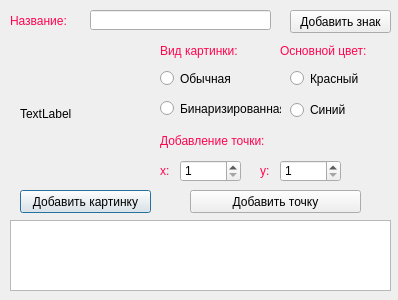
Before: the Qt Designer form Add_sign.ui in MakarenkoArtem/Open-CV-Project, drawn with Qt 5.
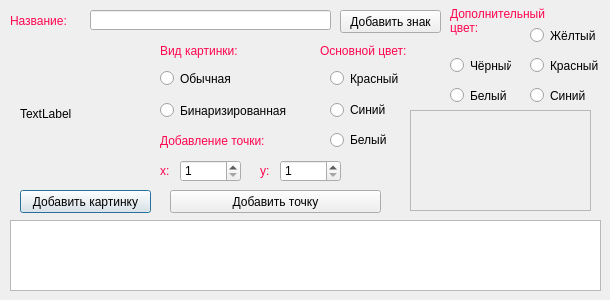
After: the same form once the commit is applied.

What changed in the file:
```diff
--- a/Add_sign.ui
+++ b/Add_sign.ui
@@ -6,7 +6,7 @@
    <rect>
     <x>0</x>
     <y>0</y>
-    <width>398</width>
+    <width>610</width>
     <height>300</height>
    </rect>
   </property>
@@ -31,7 +31,7 @@
     <rect>
      <x>90</x>
      <y>10</y>
-     <width>181</width>
+     <width>241</width>
      <height>20</height>
     </rect>
    </property>
@@ -87,8 +87,8 @@
     <rect>
      <x>160</x>
      <y>100</y>
-     <width>121</width>
-     <height>17</height>
+     <width>131</width>
+     <height>21</height>
     </rect>
    </property>
    <property name="text">
@@ -118,7 +118,7 @@
   <widget class="QLabel" name="label_4">
    <property name="geometry">
     <rect>
-     <x>280</x>
+     <x>320</x>
      <y>40</y>
      <width>121</width>
      <height>21</height>
@@ -132,26 +132,26 @@
     <string>Основной цвет:</string>
    </property>
   </widget>
-  <widget class="QRadioButton" name="radioButton_3">
-   <property name="geometry">
-    <rect>
-     <x>290</x>
-     <y>100</y>
-     <width>101</width>
-     <height>20</height>
-    </rect>
-   </property>
-   <property name="text">
-    <string>Синий</string>
-   </property>
-   <attribute name="buttonGroup">
-    <string notr="true">buttonGroup</string>
-   </attribute>
-  </widget>
   <widget class="QRadioButton" name="radioButton_4">
    <property name="geometry">
     <rect>
-     <x>290</x>
+     <x>330</x>
+     <y>100</y>
+     <width>101</width>
+     <height>20</height>
+    </rect>
+   </property>
+   <property name="text">
+    <string>Синий</string>
+   </property>
+   <attribute name="buttonGroup">
+    <string notr="true">buttonGroup_2</string>
+   </attribute>
+  </widget>
+  <widget class="QRadioButton" name="radioButton_3">
+   <property name="geometry">
+    <rect>
+     <x>330</x>
      <y>70</y>
      <width>82</width>
      <height>17</height>
@@ -169,7 +169,7 @@
     <rect>
      <x>160</x>
      <y>130</y>
-     <width>211</width>
+     <width>161</width>
      <height>21</height>
     </rect>
    </property>
@@ -184,7 +184,7 @@
   <widget class="QPushButton" name="pushButton_2">
    <property name="geometry">
     <rect>
-     <x>290</x>
+     <x>340</x>
      <y>10</y>
      <width>101</width>
      <height>23</height>
@@ -263,9 +263,9 @@
   <widget class="QPushButton" name="pushButton_3">
    <property name="geometry">
     <rect>
-     <x>190</x>
+     <x>170</x>
      <y>190</y>
-     <width>171</width>
+     <width>211</width>
      <height>23</height>
     </rect>
    </property>
@@ -278,10 +278,145 @@
     <rect>
      <x>10</x>
      <y>220</y>
-     <width>381</width>
+     <width>591</width>
      <height>71</height>
     </rect>
    </property>
+   <property name="readOnly">
+    <bool>false</bool>
+   </property>
+  </widget>
+  <widget class="QRadioButton" name="radioButton_6">
+   <property name="geometry">
+    <rect>
+     <x>450</x>
+     <y>50</y>
+     <width>61</width>
+     <height>31</height>
+    </rect>
+   </property>
+   <property name="text">
+    <string>Чёрный</string>
+   </property>
+   <attribute name="buttonGroup">
+    <string notr="true">buttonGroup_3</string>
+   </attribute>
+  </widget>
+  <widget class="QLabel" name="label_8">
+   <property name="geometry">
+    <rect>
+     <x>450</x>
+     <y>0</y>
+     <width>131</width>
+     <height>41</height>
+    </rect>
+   </property>
+   <property name="styleSheet">
+    <string notr="true">font: 12pt &quot;MS Shell Dlg 2&quot;;
+color: rgb(255, 5, 80);</string>
+   </property>
+   <property name="text">
+    <string>Дополнительный
+цвет:</string>
+   </property>
+  </widget>
+  <widget class="QRadioButton" name="radioButton_7">
+   <property name="geometry">
+    <rect>
+     <x>450</x>
+     <y>80</y>
+     <width>61</width>
+     <height>31</height>
+    </rect>
+   </property>
+   <property name="text">
+    <string>Белый</string>
+   </property>
+   <attribute name="buttonGroup">
+    <string notr="true">buttonGroup_3</string>
+   </attribute>
+  </widget>
+  <widget class="QRadioButton" name="radioButton_5">
+   <property name="geometry">
+    <rect>
+     <x>330</x>
+     <y>130</y>
+     <width>101</width>
+     <height>20</height>
+    </rect>
+   </property>
+   <property name="text">
+    <string>Белый</string>
+   </property>
+   <attribute name="buttonGroup">
+    <string notr="true">buttonGroup_2</string>
+   </attribute>
+  </widget>
+  <widget class="QRadioButton" name="radioButton_9">
+   <property name="geometry">
+    <rect>
+     <x>530</x>
+     <y>50</y>
+     <width>71</width>
+     <height>31</height>
+    </rect>
+   </property>
+   <property name="text">
+    <string>Красный</string>
+   </property>
+   <attribute name="buttonGroup">
+    <string notr="true">buttonGroup_3</string>
+   </attribute>
+  </widget>
+  <widget class="QRadioButton" name="radioButton_10">
+   <property name="geometry">
+    <rect>
+     <x>530</x>
+     <y>80</y>
+     <width>71</width>
+     <height>31</height>
+    </rect>
+   </property>
+   <property name="text">
+    <string>Синий</string>
+   </property>
+   <attribute name="buttonGroup">
+    <string notr="true">buttonGroup_3</string>
+   </attribute>
+  </widget>
+  <widget class="QTextEdit" name="textEdit_2">
+   <property name="geometry">
+    <rect>
+     <x>410</x>
+     <y>110</y>
+     <width>181</width>
+     <height>101</height>
+    </rect>
+   </property>
+   <property name="styleSheet">
+    <string notr="true">background-color: rgb(239, 239, 239);
+font: 10pt &quot;MS Shell Dlg 2&quot;;
+color: rgb(255, 46, 46);</string>
+   </property>
+   <property name="readOnly">
+    <bool>true</bool>
+   </property>
+  </widget>
+  <widget class="QRadioButton" name="radioButton_8">
+   <property name="geometry">
+    <rect>
+     <x>530</x>
+     <y>20</y>
+     <width>71</width>
+     <height>31</height>
+    </rect>
+   </property>
+   <property name="text">
+    <string>Жёлтый</string>
+   </property>
+   <attribute name="buttonGroup">
+    <string notr="true">buttonGroup_3</string>
+   </attribute>
   </widget>
  </widget>
  <resources/>
```
Left out of the diff: 15 changed lines with no effect on the pictures.
